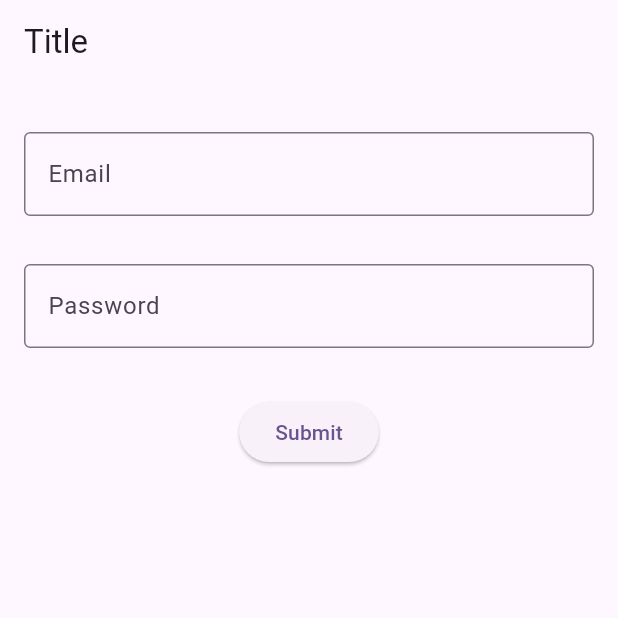
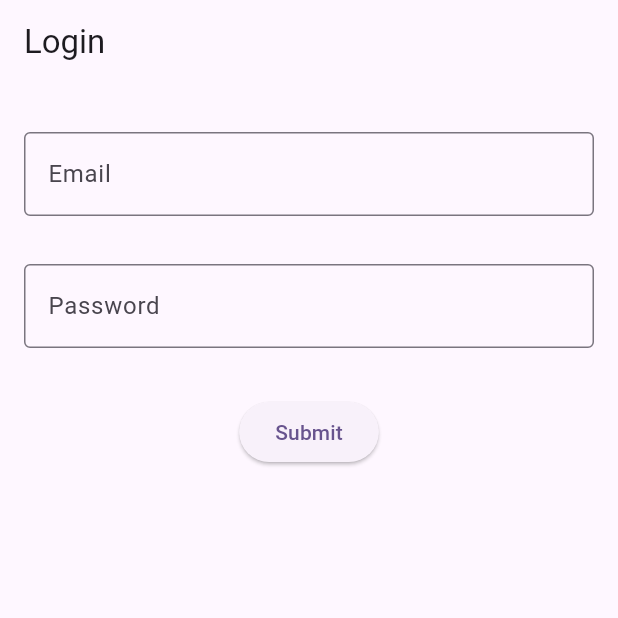
Before and after one commit to koenag/Team22, a Flutter app: the screen it shows after launch, on a phone screen of 412 x 824 dp, the top half of it. Run offline on Flutter 3.47's test engine with Material 3 defaults, Android fonts, the phone set to English and light mode, and no system bars.

Commit message:
modified files

```diff
--- a/volunteering_opportunities/lib/main.dart
+++ b/volunteering_opportunities/lib/main.dart
@@ -15,7 +15,7 @@
         colorScheme: ColorScheme.fromSeed(seedColor: Colors.deepPurple),
         useMaterial3: true,
       ),
-      home: const Login(title: 'Title'),
+      home: const Login(title: 'Login'),
     );
   }
 }
--- a/volunteering_opportunities/pubspec.yaml
+++ b/volunteering_opportunities/pubspec.yaml
@@ -19,7 +19,7 @@ publish_to: 'none' # Remove this line if you wish to publish to pub.dev
 version: 1.0.0+1
 
 environment:
-  sdk: '>=3.4.0-279.2.beta. <4.0.0'
+  sdk: '>=3.3.0-279.2.beta. <4.0.0'
 
 # Dependencies specify other packages that your package needs in order to work.
 # To automatically upgrade your package dependencies to the latest versions
```
